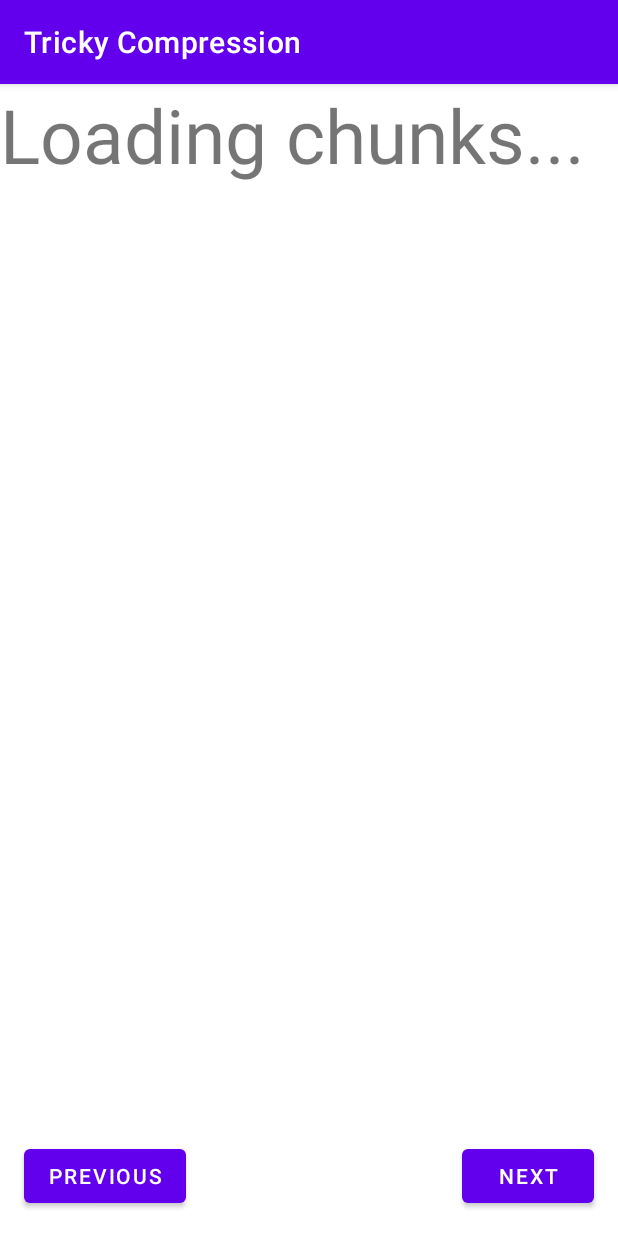
After one commit to Tricky-Compression/Frontend, an Android app: the ReadActivity screen opened directly, with no data from a screen before it, on a phone screen of 412 x 824 dp. The commit adds this screen. Run offline under Robolectric (Android 15) with nearby library versions, the phone set to English and light mode, and no system bars.

Commit message:
Implemented chunk reader using fileReader class

```diff
--- a/app/src/main/AndroidManifest.xml
+++ b/app/src/main/AndroidManifest.xml
@@ -23,6 +23,9 @@
             </intent-filter>
         </activity>
 
+        <activity
+            android:name=".view.ReadActivity">
+        </activity>
 
     </application>
 
--- /dev/null
+++ b/app/src/main/java/ru/tricky_compression/model/FileReader.java
@@ -0,0 +1,103 @@
+package ru.tricky_compression.model;
+
+import android.util.Log;
+
+import androidx.annotation.NonNull;
+
+import com.google.gson.Gson;
+
+import java.io.IOException;
+import java.util.Arrays;
+import java.util.Map;
+import java.util.concurrent.ConcurrentHashMap;
+
+import okhttp3.Call;
+import okhttp3.Callback;
+import okhttp3.HttpUrl;
+import okhttp3.Response;
+import okhttp3.ResponseBody;
+import ru.tricky_compression.entity.ChunkData;
+import ru.tricky_compression.view.ReadActivity;
+
+public class FileReader {
+    private static final Gson gson = new Gson();
+    private static final int LEFT_CACHE = 1;
+    private static final int RIGHT_CACHE = 3;
+    private static final int INITIAL_PAGES = 3;
+    private static final int CHUNKS_PER_PAGE = 1;
+    private final String filename;
+    private int LEFT_CHUNK = 0;
+    private int CUR_CHUNK = 0;
+    private int RIGHT_CHUNK = 3;
+    private Map<Integer, String> chunksCache;
+    private ReadActivity readActivity;
+
+    public FileReader(ReadActivity readActivity, String filename) {
+        this.filename = filename;
+        chunksCache = new ConcurrentHashMap<>();
+        this.readActivity = readActivity;
+    }
+
+    public void onDestroy() {
+        readActivity = null;
+    }
+
+    private void pullChunk(int chunkNumber) {
+        HttpUrl url = Model.getBaseUrl()
+                .addPathSegment("api")
+                .addPathSegments("download/chunk")
+                .addQueryParameter("number", String.valueOf(chunkNumber))
+                .addQueryParameter("filename", filename)
+                .addQueryParameter("clientStart", String.valueOf(System.nanoTime()))
+                .build();
+
+        Model.get(url, new Callback() {
+            @Override
+            public void onFailure(@NonNull Call call, @NonNull IOException e) {
+                readActivity.printNetworkError();
+                Log.i("ERROR", String.valueOf(chunkNumber));
+            }
+
+            @Override
+            public void onResponse(@NonNull Call call, @NonNull Response response) {
+                if (!response.isSuccessful()) {
+                    Log.i("ERROR", String.valueOf(chunkNumber));
+                    readActivity.printInfo(String.valueOf(response.code()));
+                    response.close();
+                    return;
+                }
+                try (ResponseBody responseBody = response.body()) {
+                    String json = responseBody.string();
+                    System.out.println(json);
+                    ChunkData chunkData = gson.fromJson(json, ChunkData.class);
+                    Log.i("SUCC", Arrays.toString(chunkData.getData()));
+                    chunksCache.put(chunkData.getChunkNumber(), Arrays.toString(chunkData.getData()));
+                } catch (IOException e) {
+                    Log.e("download chunk response", e.toString());
+                }
+            }
+        });
+    }
+
+    public void pullChunks() {
+        if (!chunksCache.containsKey(CUR_CHUNK)) {
+            pullChunk(CUR_CHUNK);
+        }
+        for (int i = CUR_CHUNK + 1; i <= CUR_CHUNK + RIGHT_CACHE; ++i) {
+            if (!chunksCache.containsKey(i)) {
+                pullChunk(i);
+            }
+        }
+        for (int i = CUR_CHUNK - 1; i >= Math.max(CUR_CHUNK - LEFT_CACHE, 0); --i) {
+            if (!chunksCache.containsKey(i)) {
+                pullChunk(i);
+            }
+        }
+    }
+
+    public String getCurrentChunk(){
+        Log.i("SIZE", String.valueOf(chunksCache.size()));
+        CUR_CHUNK++;
+        return chunksCache.get(CUR_CHUNK - 1);
+    }
+}
--- a/app/src/main/java/ru/tricky_compression/model/Model.java
+++ b/app/src/main/java/ru/tricky_compression/model/Model.java
@@ -29,6 +29,11 @@ public interface Model {
         client.newCall(request).enqueue(callback);
     }
 
+    static Call blockingGet(HttpUrl url) {
+        Request request = new Request.Builder().url(url).build();
+        return client.newCall(request);
+    }
+
     static void post(HttpUrl url, Object requestData, Callback callback) {
         RequestBody requestBody = RequestBody.create(gson.toJson(requestData), JSON_FORMAT);
         Log.i("request", gson.toJson(requestData));
--- a/app/src/main/java/ru/tricky_compression/model/ModelImpl.java
+++ b/app/src/main/java/ru/tricky_compression/model/ModelImpl.java
@@ -145,7 +145,7 @@ public class ModelImpl implements Model {
 
         HttpUrl url = Model.getBaseUrl()
                 .addPathSegment("api")
-                .addPathSegments("download/single_file")
+                .addPathSegments("download/chunk")
                 .addQueryParameter("number", String.valueOf(number))
                 .addQueryParameter("filename", filename)
                 .addQueryParameter("clientStart", String.valueOf(System.nanoTime()))
--- /dev/null
+++ b/app/src/main/java/ru/tricky_compression/view/ReadActivity.java
@@ -0,0 +1,73 @@
+package ru.tricky_compression.view;
+
+import android.os.Bundle;
+import android.util.Log;
+import android.widget.TextView;
+import android.widget.Toast;
+import android.widget.ViewFlipper;
+
+import androidx.appcompat.app.AppCompatActivity;
+
+import ru.tricky_compression.R;
+import ru.tricky_compression.model.FileReader;
+
+public class ReadActivity extends AppCompatActivity implements View {
+    private ViewFlipper viewFlipper;
+    private FileReader fileReader;
+
+    @Override
+    protected void onCreate(Bundle savedInstanceState) {
+        super.onCreate(savedInstanceState);
+        String fileName = this.getIntent().getStringExtra("fileName");
+        fileReader = new FileReader(this, fileName);
+
+        this.setContentView(R.layout.chunk_pages);
+        viewFlipper = findViewById(R.id.chunk_flipper);
+        fileReader.pullChunks();
+    }
+
+    @Override
+    protected void onDestroy() {
+        fileReader.onDestroy();
+        super.onDestroy();
+    }
+
+    @Override
+    public void printInfo(String text) {
+        runOnUiThread(() -> Toast.makeText(this, text, Toast.LENGTH_SHORT).show());
+    }
+
+    @Override
+    public String getPath() {
+        return null;
+    }
+
+    @Override
+    public void setPath(String text) {
+
+    }
+
+    @Override
+    public void printFileNames(String[] toDisplay) {
+    }
+
+    public void showChunk() {
+        TextView textView = new TextView(this);
+        String display = fileReader.getCurrentChunk();
+        Log.i("BEBRA", "AA");
+        textView.setText(display);
+        viewFlipper.addView(textView);
+    }
+
+
+    public void previousView(android.view.View v) {
+        viewFlipper.showPrevious();
+    }
+
+    public void nextView(android.view.View view) {
+        showChunk();
+        viewFlipper.showNext();
+    }
+
+
+}
--- a/app/src/main/java/ru/tricky_compression/view/View.java
+++ b/app/src/main/java/ru/tricky_compression/view/View.java
@@ -3,6 +3,12 @@ package ru.tricky_compression.view;
 import ru.tricky_compression.entity.ChunkData;
 
 public interface View {
+    String networkErrorText = "Check internet connection and try again";
+
+    default void printNetworkError() {
+        printInfo(networkErrorText);
+    }
+
     void printInfo(String text);
 
     String getPath();
@@ -15,5 +21,4 @@ public interface View {
 
     void printFileNames(String[] toDisplay);
 
-    void showChunk(ChunkData chunkData);
 }
--- /dev/null
+++ b/app/src/main/res/layout/chunk_pages.xml
@@ -0,0 +1,45 @@
+<?xml version="1.0" encoding="utf-8"?>
+<RelativeLayout xmlns:android="http://schemas.android.com/apk/res/android"
+    android:layout_width="match_parent"
+    android:layout_height="match_parent"
+    xmlns:tools="http://schemas.android.com/tools"
+    tools:context=".view.MainActivity">
+
+    <ViewFlipper
+        android:id="@+id/chunk_flipper"
+        android:layout_width="match_parent"
+        android:layout_height="match_parent">
+
+        <LinearLayout
+            android:layout_width="wrap_content"
+            android:layout_height="wrap_content">
+
+            <TextView
+                android:layout_width="wrap_content"
+                android:layout_height="wrap_content"
+                android:text="Loading chunks..."
+                android:textSize="50dp">
+            </TextView>
+        </LinearLayout>
+    </ViewFlipper>
+
+
+    <Button
+        android:layout_width="wrap_content"
+        android:layout_height="wrap_content"
+        android:text="Previous"
+        android:onClick="previousView"
+        android:layout_alignParentBottom="true"
+        android:layout_alignParentStart="true"
+        android:layout_margin="16dp" />
+
+    <Button
+        android:layout_width="wrap_content"
+        android:layout_height="wrap_content"
+        android:text="Next"
+        android:onClick="nextView"
+        android:layout_alignParentBottom="true"
+        android:layout_alignParentEnd="true"
+        android:layout_margin="16dp" />
+
+</RelativeLayout>
--- a/app/src/main/res/layout/read_screen.xml
+++ b/app/src/main/res/layout/read_screen.xml
@@ -1,11 +1,9 @@
 <?xml version="1.0" encoding="utf-8"?>
 <LinearLayout xmlns:android="http://schemas.android.com/apk/res/android"
-    xmlns:tools="http://schemas.android.com/tools"
     android:layout_width="match_parent"
     android:layout_height="match_parent"
     android:orientation="vertical"
-    android:padding="5sp"
-    tools:context=".view.ReadActivity">
+    android:padding="5sp">
 
     <ScrollView
         android:layout_width="wrap_content"
```
Also changed, not shown: app/src/main/java/ru/tricky_compression/presenter/PresenterImpl.java (+1 -12 lines), app/src/main/java/ru/tricky_compression/view/MainActivity.java (+24 -8 lines), 2 other files.
